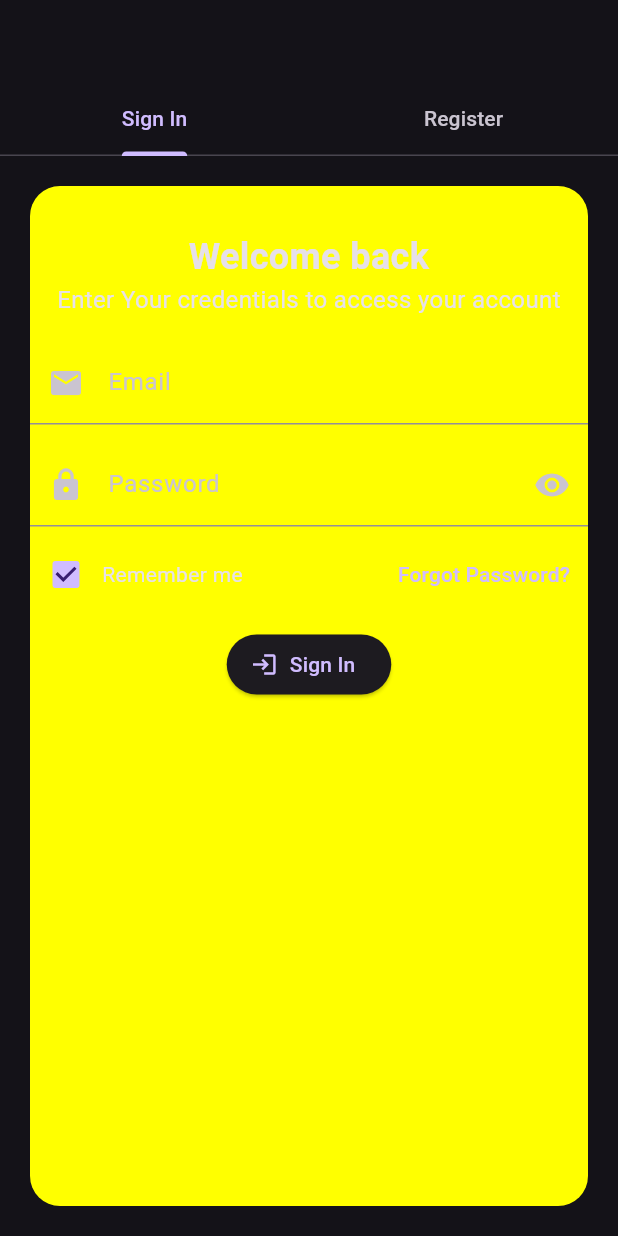
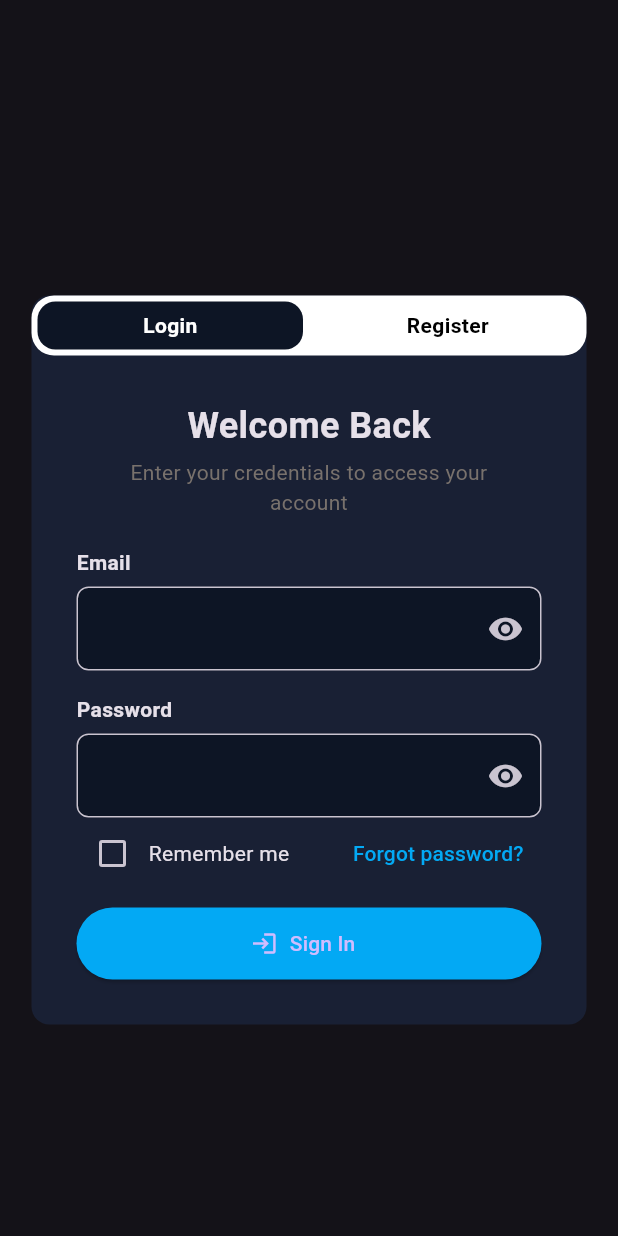
Before and after one commit to MTS-Services/MTS-App, a Flutter app: the screen it shows after launch, on a phone screen of 412 x 824 dp. Run offline on Flutter 3.47's test engine with Material 3 defaults, Android fonts, the phone set to English and light mode, and no system bars.

Commit message:
update login

```diff
--- a/lib/core/color_path.dart
+++ b/lib/core/color_path.dart
@@ -7,5 +7,7 @@ class AppColor{
   static const Color 	statusText = Color(0xffF44336);
   static const Color 	salesComment = Color(0xff11284A);
   static const Color 	background = Color(0xff192034);
+  static const Color 	fontGrey = Color(0xff78716C);
+  static const Color 	blue = Color(0xff12A8ED);
 
 }
--- a/lib/mts_app.dart
+++ b/lib/mts_app.dart
@@ -10,7 +10,7 @@ class MtsApp extends StatelessWidget {
   Widget build(BuildContext context) {
     return MaterialApp(
       title: 'MTS App',
-      home: LoginRegisterScreen(),
+      home: AuthPage(),
       debugShowCheckedModeBanner: false,
       themeMode: ThemeMode.dark,
       theme: ThemeData(
--- a/lib/src/view/screen/login_register_screen.dart
+++ b/lib/src/view/screen/login_register_screen.dart
@@ -1,304 +1,95 @@
 import 'package:flutter/material.dart';
 import 'package:mts_app/core/color_path.dart';
 
-class LoginRegisterScreen extends StatefulWidget {
-  const LoginRegisterScreen({super.key});
+import '../widget/custom_textfield.dart';
+
+class AuthPage extends StatefulWidget {
+  const AuthPage({super.key});
 
   @override
-  State<LoginRegisterScreen> createState() => _LoginRegisterScreenState();
+  State<AuthPage> createState() => _AuthPageState();
 }
 
-class _LoginRegisterScreenState extends State<LoginRegisterScreen> {
-  bool showPassword = false;
-
-  final _loginFormKey = GlobalKey<FormState>();
-  final _registerFormKey = GlobalKey<FormState>();
+class _AuthPageState extends State<AuthPage> {
+  bool isLogin = true;
 
   @override
   Widget build(BuildContext context) {
-    return DefaultTabController(
-      length: 2,
-      child: Scaffold(
-        appBar: AppBar(
-          bottom: const TabBar(
-            tabs: [Tab(text: 'Sign In'), Tab(text: 'Register')],
+    return Scaffold(
+      appBar: AppBar(),
+      body: Center(
+        child: Container(
+          width: 370,
+          decoration: BoxDecoration(
+            color: AppColor.background,
+            borderRadius: BorderRadius.circular(12),
           ),
-        ),
-        body: Padding(
-          padding: const EdgeInsets.all(20),
-          child: Container(
-
-            decoration: BoxDecoration(
-              color: Colors.yellowAccent,
-              borderRadius: BorderRadius.circular(20)
-
-            ),
-            child: TabBarView(
+          child: SingleChildScrollView(
+            child: Column(
               children: [
-                Form(
-                  key: _loginFormKey,
-                  child: Column(
+                Container(
+                  decoration: BoxDecoration(
+                    borderRadius: BorderRadius.circular(15),
+                    color: Colors.white,
+                  ),
+                  child: Row(
                     children: [
-                      SizedBox(height: 30),
-                      const Text(
-                        "Welcome back",
-                        style: TextStyle(
-                          fontSize: 24,
-                          fontWeight: FontWeight.bold,
-                        ),
-                        textAlign: TextAlign.center,
-                      ),
-                      Padding(
-                        padding: const EdgeInsets.symmetric(horizontal: 16),
-                        child: Text(
-                          "Enter Your credentials to access your account",
-                          style: TextStyle(
-                            fontSize: 16,
-                            color: AppColor.fontGreyColor,
-                          ),
-                          textAlign: TextAlign.center,
-                        ),
-                      ),
-
-                      SizedBox(height: 16),
-
-                      TextFormField(
-                        decoration: const InputDecoration(
-                          labelText: 'Email',
-                          prefixIcon: Icon(Icons.email),
-                        ),
-                      ),
-
-                      SizedBox(height: 12),
-
-                      TextFormField(
-                        obscureText: !showPassword,
-
-                        decoration: InputDecoration(
-                          labelText: 'Password',
-
-                          prefixIcon: const Icon(Icons.lock),
-
-                          suffixIcon: IconButton(
-                            icon: Icon(
-                              showPassword
-                                  ? Icons.visibility_off
-                                  : Icons.visibility,
+                      Expanded(
+                        child: Padding(
+                          padding: const EdgeInsets.all(4.0),
+                          child: GestureDetector(
+                            onTap: () => setState(() => isLogin = true),
+                            child: Container(
+                              padding: const EdgeInsets.symmetric(vertical: 6),
+                              decoration: BoxDecoration(
+                                color:
+                                    isLogin
+                                        ? const Color(0xFF0D1525)
+                                        : Colors.white,
+                                borderRadius: BorderRadius.circular(12),
+                              ),
+                              alignment: Alignment.center,
+                              child: Text(
+                                'Login',
+                                style: TextStyle(
+                                  color: isLogin ? Colors.white : Colors.black,
+                                  fontWeight: FontWeight.bold,
+                                ),
+                              ),
                             ),
-
-                            onPressed: () {
-                              setState(() {
-                                showPassword = !showPassword;
-                              });
-                            },
                           ),
                         ),
                       ),
-
-                      const SizedBox(height: 8),
-
-                      Row(
-                        mainAxisAlignment: MainAxisAlignment.spaceBetween,
-                        children: [
-                          Row(
-                            children: [
-                              Checkbox(value: true, onChanged: (_) {}),
-                              const Text("Remember me"),
-                            ],
+                      Expanded(
+                        child: Padding(
+                          padding: const EdgeInsets.all(4.0),
+                          child: GestureDetector(
+                            onTap: () => setState(() => isLogin = false),
+                            child: Container(
+                              padding: const EdgeInsets.symmetric(vertical: 6),
+                              decoration: BoxDecoration(
+                                color:
+                                    isLogin
+                                        ? Colors.white
+                                        : const Color(0xFF0D1525),
+                                borderRadius: BorderRadius.circular(12),
+                              ),
+                              alignment: Alignment.center,
+                              child: Text(
+                                'Register',
+                                style: TextStyle(
+                                  color: isLogin ? Colors.black : Colors.white,
+                                  fontWeight: FontWeight.bold,
+                                ),
+                              ),
+                            ),
                           ),
-
-                          TextButton(
-                            onPressed: () {},
-                            child: const Text("Forgot Password?"),
-                          ),
-                        ],
-                      ),
-
-                      const SizedBox(height: 12),
-
-                      ElevatedButton.icon(
-                        onPressed: () {
-                          if (_loginFormKey.currentState!.validate()) {
-                            // Handle login
-                          }
-                        },
-
-                        icon: const Icon(Icons.login),
-                        label: const Text("Sign In"),
+                        ),
                       ),
                     ],
                   ),
                 ),
-
-                SingleChildScrollView(
-                  padding: EdgeInsets.all(20),
-
-                  child: Form(
-                    key: _registerFormKey,
-
-                    child: Column(
-                      children: [
-                        Text(
-                          "Create an Account",
-
-                          style: TextStyle(
-                            fontSize: 24,
-                            fontWeight: FontWeight.bold,
-                          ),
-
-                          textAlign: TextAlign.center,
-                        ),
-
-                        const SizedBox(height: 16),
-
-                        TextFormField(
-                          decoration: const InputDecoration(
-                            labelText: 'First Name',
-                          ),
-                        ),
-
-                        const SizedBox(height: 8),
-
-                        TextFormField(
-                          decoration: const InputDecoration(labelText: 'Last Name'),
-                        ),
-
-                        const SizedBox(height: 8),
-
-                        TextFormField(
-                          decoration: const InputDecoration(labelText: 'Email'),
-                        ),
-
-                        const SizedBox(height: 8),
-
-                        TextFormField(
-                          decoration: const InputDecoration(
-                            labelText: 'Phone Number',
-                          ),
-                        ),
-
-                        const SizedBox(height: 8),
-
-                        TextFormField(
-                          decoration: const InputDecoration(
-                            labelText: 'Permanent Address',
-                          ),
-                        ),
-
-                        const SizedBox(height: 8),
-
-                        TextFormField(
-                          decoration: const InputDecoration(
-                            labelText: 'Present Address',
-                          ),
-                        ),
-
-                        const SizedBox(height: 8),
-
-                        DropdownButtonFormField(
-                          decoration: const InputDecoration(labelText: 'Gender'),
-
-                          items: const [
-                            DropdownMenuItem(value: 'male', child: Text("Male")),
-
-                            DropdownMenuItem(
-                              value: 'female',
-                              child: Text("Female"),
-                            ),
-                          ],
-
-                          onChanged: (_) {},
-                        ),
-
-                        const SizedBox(height: 8),
-
-                        DropdownButtonFormField(
-                          decoration: const InputDecoration(
-                            labelText: 'Blood Group',
-                          ),
-
-                          items: const [
-                            DropdownMenuItem(value: 'A+', child: Text("A+")),
-
-                            DropdownMenuItem(value: 'B+', child: Text("B+")),
-
-                            DropdownMenuItem(value: 'O+', child: Text("O+")),
-                          ],
-
-                          onChanged: (_) {},
-                        ),
-
-                        const SizedBox(height: 8),
-
-                        TextFormField(
-                          decoration: const InputDecoration(
-                            labelText: 'Guardian Relation',
-                          ),
-                        ),
-
-                        const SizedBox(height: 8),
-
-                        TextFormField(
-                          decoration: const InputDecoration(
-                            labelText: 'Guardian Number',
-                          ),
-                        ),
-
-                        const SizedBox(height: 8),
-
-                        TextFormField(
-                          decoration: const InputDecoration(
-                            labelText: 'Guardian Address',
-                          ),
-                        ),
-
-                        const SizedBox(height: 8),
-
-                        TextFormField(
-                          decoration: const InputDecoration(labelText: 'Education'),
-                        ),
-
-                        const SizedBox(height: 8),
-
-                        TextFormField(
-                          obscureText: !showPassword,
-
-                          decoration: InputDecoration(
-                            labelText: 'Password',
-
-                            suffixIcon: IconButton(
-                              icon: Icon(
-                                showPassword
-                                    ? Icons.visibility_off
-                                    : Icons.visibility,
-                              ),
-
-                              onPressed: () {
-                                setState(() {
-                                  showPassword = !showPassword;
-                                });
-                              },
-                            ),
-                          ),
-                        ),
-
-                        const SizedBox(height: 16),
-
-                        ElevatedButton.icon(
-                          onPressed: () {
-                            if (_registerFormKey.currentState!.validate()) {
-                              // Handle registration
-                            }
-                          },
-
-                          icon: const Icon(Icons.person_add),
-
-                          label: const Text("Register"),
-                        ),
-                      ],
-                    ),
-                  ),
-                ),
+                isLogin ? const LoginForm() : const RegisterForm(),
               ],
             ),
           ),
@@ -307,3 +98,128 @@ class _LoginRegisterScreenState extends State<LoginRegisterScreen> {
     );
   }
 }
+
+class LoginForm extends StatelessWidget {
+  const LoginForm({super.key});
+
+  @override
+  Widget build(BuildContext context) {
+    return Padding(
+      padding: const EdgeInsets.all(30),
+      child: Column(
+        crossAxisAlignment: CrossAxisAlignment.start,
+        children: [
+          const Center(
+            child: Column(
+              children: [
+                Text(
+                  'Welcome Back',
+                  style: TextStyle(fontSize: 24, fontWeight: FontWeight.bold),
+                ),
+                SizedBox(height: 4),
+                Padding(
+                  padding: EdgeInsets.symmetric(horizontal: 25),
+                  child: Text(
+                    'Enter your credentials to access your account',
+                    textAlign: TextAlign.center,
+                    style: TextStyle(color: AppColor.fontGrey),
+                  ),
+                ),
+              ],
+            ),
+          ),
+          const SizedBox(height: 20),
+          const Text('Email', style: TextStyle(fontWeight: FontWeight.bold)),
+          const SizedBox(height: 6),
+          CustomTextField(),
+          const SizedBox(height: 16),
+          const Text('Password', style: TextStyle(fontWeight: FontWeight.bold)),
+          const SizedBox(height: 6),
+          CustomTextField(),
+          Row(
+            mainAxisAlignment: MainAxisAlignment.spaceBetween,
+            children: [
+              Row(
+                children: [
+                  Checkbox(value: false, onChanged: (v) {}),
+                  const Text('Remember me'),
+                ],
+              ),
+              TextButton(
+                onPressed: () {},
+                child: const Text(
+                  'Forgot password?',
+                  style: TextStyle(color: Colors.lightBlue),
+                ),
+              ),
+            ],
+          ),
+          const SizedBox(height: 12),
+          ElevatedButton.icon(
+            style: ElevatedButton.styleFrom(
+              backgroundColor: Colors.lightBlue,
+              minimumSize: const Size(double.infinity, 48),
+            ),
+            onPressed: () {},
+            icon: const Icon(Icons.login),
+            label: const Text('Sign In'),
+          ),
+        ],
+      ),
+    );
+  }
+}
+class RegisterForm extends StatelessWidget {
+  const RegisterForm({super.key});
+
+  @override
+  Widget build(BuildContext context) {
+    return Column(
+      crossAxisAlignment: CrossAxisAlignment.start,
+      children: [
+        const Center(
+          child: Column(
+            children: [
+              Text(
+                'Create an Account',
+                style: TextStyle(fontSize: 22, fontWeight: FontWeight.bold),
+              ),
+              SizedBox(height: 4),
+              Text(
+                'Fill in your information to get started',
+                textAlign: TextAlign.center,
+                style: TextStyle(color: Colors.grey),
+              ),
+            ],
+          ),
+        ),
+        const SizedBox(height: 20),
+        const Text('First Name', style: TextStyle(fontWeight: FontWeight.bold)),
+        const SizedBox(height: 6),
+        CustomTextField(),
+        const SizedBox(height: 12),
+        const Text('Last Name', style: TextStyle(fontWeight: FontWeight.bold)),
+        const SizedBox(height: 6),
+        CustomTextField(),
+        const SizedBox(height: 12),
+        const Text('Email', style: TextStyle(fontWeight: FontWeight.bold)),
+        const SizedBox(height: 6),
+        CustomTextField(),
+        const SizedBox(height: 12),
+        const Text(
+          'Phone Number',
+          style: TextStyle(fontWeight: FontWeight.bold),
+        ),
+        const SizedBox(height: 6),
+        CustomTextField(),
+        const SizedBox(height: 12),
+        const Text(
+          'Permanent Address',
+          style: TextStyle(fontWeight: FontWeight.bold),
+        ),
+        const SizedBox(height: 6),
+        CustomTextField(),
+      ],
+    );
+  }
+}
--- /dev/null
+++ b/lib/src/view/widget/custom_textfield.dart
@@ -0,0 +1,34 @@
+import 'package:flutter/material.dart';
+import 'package:mts_app/core/color_path.dart';
+
+class CustomTextField extends StatelessWidget {
+  final String? labelText;
+
+  const CustomTextField({
+    super.key,
+    this.labelText,
+  });
+
+  @override
+  Widget build(BuildContext context) {
+    return TextField(
+      obscureText: true,
+      decoration: InputDecoration(
+        labelText: labelText,
+        suffixIcon: const Icon(Icons.visibility),
+        filled: true,
+        fillColor: const Color(0xFF0D1525),
+        border: OutlineInputBorder(
+          borderRadius: BorderRadius.circular(8),
+        ),
+        focusedBorder: OutlineInputBorder(
+          borderRadius: BorderRadius.circular(8),
+          borderSide: const BorderSide(
+            color: AppColor.blue, // Focused border color
+            width: 2.0,
+          ),
+        ),
+      ),
+    );
+  }
+}
```
